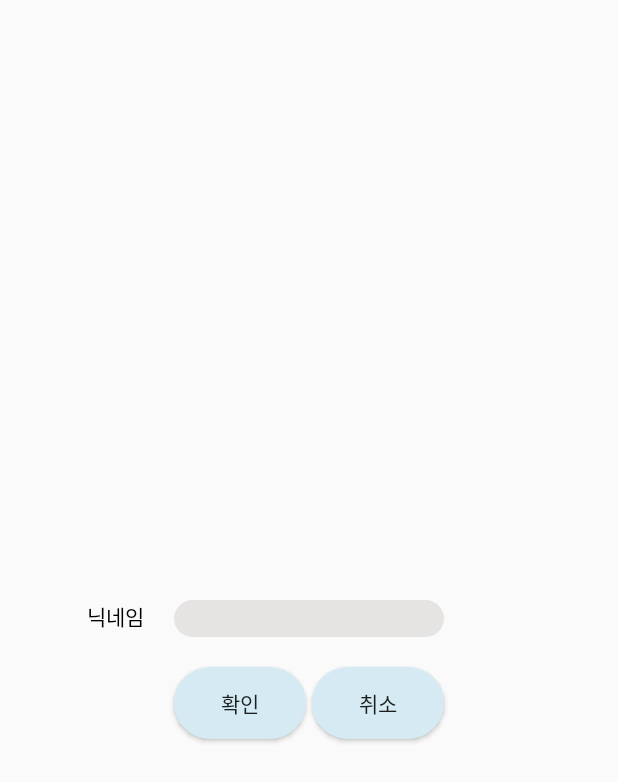
After one commit to 2020CapstoneDesign-Demap/DeMap, an Android app: the layout activity_nickname.xml on its own in the app's theme, with its tools: preview values and no code run, on a phone screen of 412 x 824 dp. The commit adds this screen. Shown: the top 782 px of the screen. Run offline under Robolectric (Android 15) with nearby library versions, the phone set to English and light mode, and no system bars.

Commit message:
nickname di, ui 구현

```diff
--- a/app/build.gradle
+++ b/app/build.gradle
@@ -55,7 +55,6 @@ dependencies {
     implementation 'com.google.firebase:firebase-auth:19.3.0'
     implementation 'com.google.firebase:firebase-storage:19.1.1'
     implementation 'com.google.firebase:firebase-firestore:21.4.0'
-    implementation 'com.google.firebase:firebase-messaging:20.0.0'
 
     //google login
     implementation 'com.google.android.gms:play-services-auth:17.0.0'
--- a/app/src/main/java/kr/ac/hansung/demap/di/presenterModule.kt
+++ b/app/src/main/java/kr/ac/hansung/demap/di/presenterModule.kt
@@ -2,6 +2,8 @@ package kr.ac.hansung.demap.di
 
 import kr.ac.hansung.demap.ui.login.LoginContract
 import kr.ac.hansung.demap.ui.login.LoginPresenter
+import kr.ac.hansung.demap.ui.nickname.NickNameContract
+import kr.ac.hansung.demap.ui.nickname.NickNamePresenter
 import kr.ac.hansung.demap.ui.signup.SignupContract
 import kr.ac.hansung.demap.ui.signup.SignupPresenter
 import org.koin.dsl.module
@@ -10,5 +12,6 @@ val presenterModule = module {
 
     factory<LoginContract.Presenter> { (view: LoginContract.View) -> LoginPresenter(view, get()) }
     factory<SignupContract.Presenter> { (view: SignupContract.View) -> SignupPresenter(view, get()) }
+    factory<NickNameContract.Presenter> { (view: NickNameContract.View) -> NickNamePresenter(view, get()) }
 
 }
--- /dev/null
+++ b/app/src/main/res/layout/activity_nickname.xml
@@ -0,0 +1,65 @@
+<?xml version="1.0" encoding="utf-8"?>
+<layout xmlns:android="http://schemas.android.com/apk/res/android"
+    xmlns:app="http://schemas.android.com/apk/res-auto">
+
+    <data>
+
+    </data>
+
+    <androidx.constraintlayout.widget.ConstraintLayout
+        android:layout_width="match_parent"
+        android:layout_height="match_parent">
+
+
+        <TextView
+            style="@style/Regular_gray"
+            android:layout_width="wrap_content"
+            android:layout_height="wrap_content"
+            android:layout_marginEnd="20dp"
+            android:text="@string/nickname_text"
+            app:layout_constraintEnd_toStartOf="@id/et_nickname"
+            app:layout_constraintTop_toTopOf="@id/et_nickname" />
+
+        <EditText
+            android:id="@+id/et_nickname"
+            android:layout_width="180dp"
+            android:layout_height="wrap_content"
+            android:background="@drawable/background_et_round"
+            app:layout_constraintBottom_toBottomOf="parent"
+            app:layout_constraintEnd_toEndOf="parent"
+            app:layout_constraintStart_toStartOf="parent"
+            app:layout_constraintTop_toTopOf="parent" />
+
+        <Button
+            android:id="@+id/btn_confirm"
+            android:layout_width="wrap_content"
+            android:layout_height="wrap_content"
+            android:layout_marginTop="20dp"
+            android:background="@drawable/background_btn_round"
+            android:gravity="center"
+            android:text="@string/confirm_text"
+            app:layout_constraintStart_toStartOf="@id/et_nickname"
+            app:layout_constraintTop_toBottomOf="@+id/et_nickname" />
+
+        <Button
+            android:id="@+id/btn_cancel"
+            android:layout_width="wrap_content"
+            android:layout_height="wrap_content"
+            android:layout_marginTop="20dp"
+            android:background="@drawable/background_btn_round"
+            android:gravity="center"
+            android:text="@string/cancel_text"
+            app:layout_constraintRight_toRightOf="@id/et_nickname"
+            app:layout_constraintTop_toBottomOf="@+id/et_nickname" />
+
+        <ProgressBar
+            android:id="@+id/pb_loading"
+            android:layout_width="0dp"
+            android:layout_height="0dp"
+            android:visibility="gone"
+            app:layout_constraintTop_toTopOf="parent"
+            app:layout_constraintBottom_toBottomOf="parent"
+            app:layout_constraintEnd_toEndOf="parent"
+            app:layout_constraintStart_toStartOf="parent" />
+    </androidx.constraintlayout.widget.ConstraintLayout>
+</layout>
--- a/app/src/main/res/values/strings.xml
+++ b/app/src/main/res/values/strings.xml
@@ -1,5 +1,6 @@
 <resources>
     <string name="app_name">DeMap</string>
+
 
     <!--login-->
     <string name="signin_google">구글 로그인</string>
@@ -7,5 +8,8 @@
     <string name="go_signup_email">회원가입 하러가기</string>
     <string name="signup_email">가입하기</string>
     <string name="hint_email">hansungin@naver.com</string>
+    <string name="nickname_text">닉네임</string>
+    <string name="confirm_text">확인</string>
+    <string name="cancel_text">취소</string>
 
 </resources>
--- a/app/src/main/res/values/styles.xml
+++ b/app/src/main/res/values/styles.xml
@@ -8,4 +8,17 @@
         <item name="colorAccent">@color/colorAccent</item>
     </style>
 
+
+    <style name="Regular_gray">
+        <item name="android:textSize">14sp</item>
+        <item name="android:lineSpacingExtra">8sp</item>
+        <item name="android:textColor">#000000</item>
+    </style>
+
+    <style name="Regular">
+        <item name="android:textSize">18sp</item>
+        <item name="android:lineSpacingExtra">17sp</item>
+        <item name="android:textColor">#B4F3F1</item>
+    </style>
+
 </resources>
```
Also changed, not shown: app/src/main/java/kr/ac/hansung/demap/ui/nickname/NickNameActivity.kt (added, +78 -0 lines), app/src/main/java/kr/ac/hansung/demap/ui/nickname/NickNameContract.kt (added, +17 -0 lines), app/src/main/java/kr/ac/hansung/demap/ui/nickname/NickNamePresenter.kt (added, +37 -0 lines).
